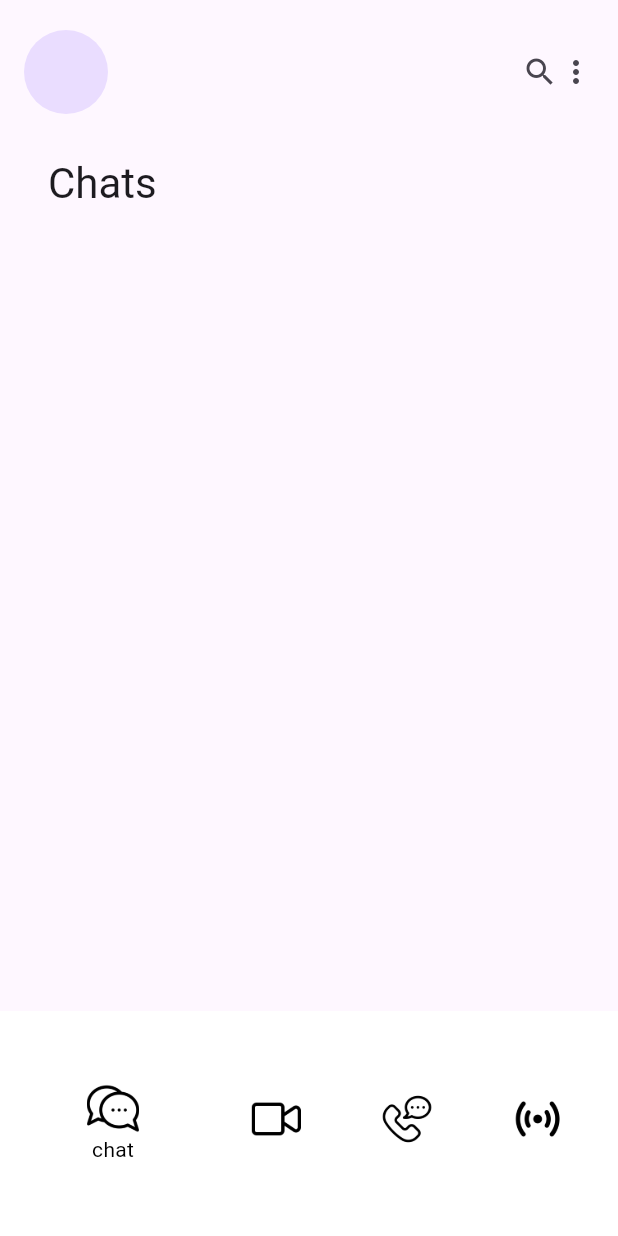
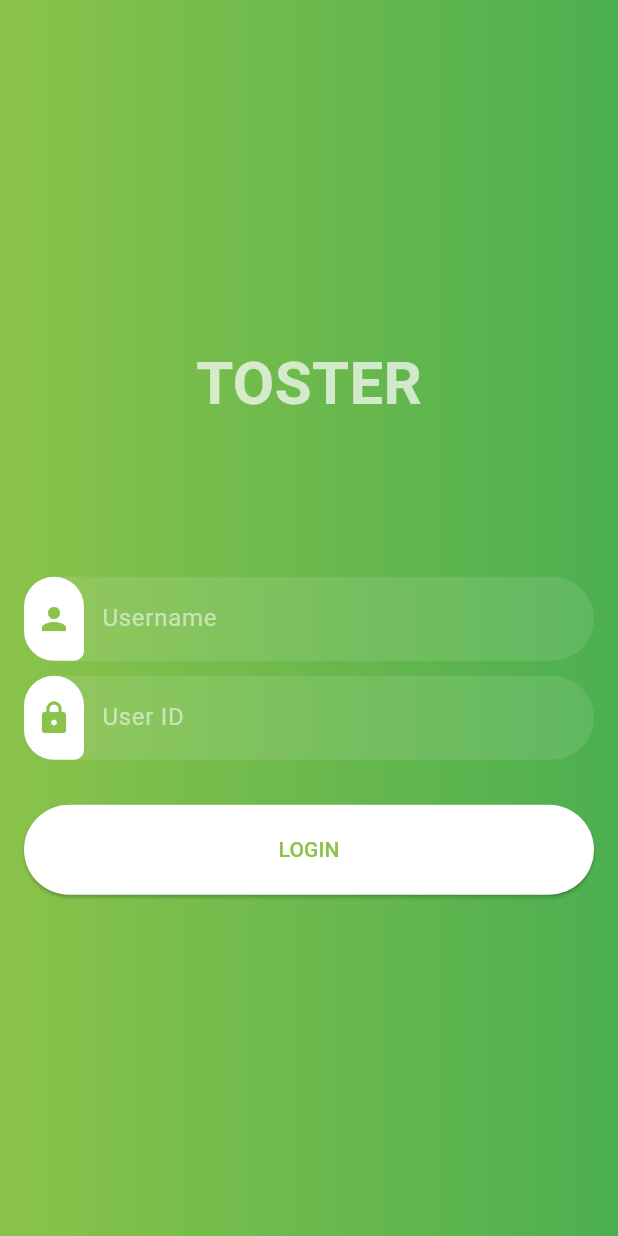
Before and after one commit to Tosin2289/Toster, a Flutter app: the screen it shows after launch, on a phone screen of 412 x 824 dp. Run offline on Flutter 3.47's test engine with Material 2 defaults, Android fonts, the light colour scheme and no system bars; missing offline and left inert: zego_zimkit.

Commit message:
third commit

```diff
--- /dev/null
+++ b/lib/auth/loginpage.dart
@@ -0,0 +1,120 @@
+import 'package:flutter/material.dart';
+import 'package:zego_zimkit/services/services.dart';
+
+import '../pages/homepage.dart';
+
+class LoginPage extends StatefulWidget {
+  const LoginPage({Key? key}) : super(key: key);
+
+  @override
+  State<LoginPage> createState() => _LoginPageState();
+}
+
+class _LoginPageState extends State<LoginPage> {
+  final userID = TextEditingController();
+  final username = TextEditingController();
+  @override
+  Widget build(BuildContext context) {
+    return Scaffold(
+      body: Container(
+        padding: const EdgeInsets.all(16.0),
+        height: double.infinity,
+        decoration: const BoxDecoration(
+            gradient:
+                LinearGradient(colors: [Colors.lightGreen, Colors.green])),
+        child: Column(
+          mainAxisAlignment: MainAxisAlignment.center,
+          children: <Widget>[
+            Text(
+              "TOSTER".toUpperCase(),
+              style: const TextStyle(
+                  color: Colors.white70,
+                  fontSize: 40.0,
+                  fontWeight: FontWeight.bold),
+            ),
+            const SizedBox(height: 100.0),
+            TextField(
+              controller: username,
+              decoration: InputDecoration(
+                contentPadding: const EdgeInsets.all(16.0),
+                prefixIcon: Container(
+                    padding: const EdgeInsets.only(top: 16.0, bottom: 16.0),
+                    margin: const EdgeInsets.only(right: 8.0),
+                    decoration: const BoxDecoration(
+                        color: Colors.white,
+                        borderRadius: BorderRadius.only(
+                            topLeft: Radius.circular(30.0),
+                            bottomLeft: Radius.circular(30.0),
+                            topRight: Radius.circular(30.0),
+                            bottomRight: Radius.circular(10.0))),
+                    child: const Icon(
+                      Icons.person,
+                      color: Colors.lightGreen,
+                    )),
+                hintText: "Username",
+                hintStyle: const TextStyle(color: Colors.white54),
+                border: OutlineInputBorder(
+                    borderRadius: BorderRadius.circular(30.0),
+                    borderSide: BorderSide.none),
+                filled: true,
+                fillColor: Colors.white.withOpacity(0.1),
+              ),
+            ),
+            const SizedBox(height: 10.0),
+            TextField(
+              cursorColor: Colors.white,
+              controller: userID,
+              decoration: InputDecoration(
+                contentPadding: const EdgeInsets.all(16.0),
+                prefixIcon: Container(
+                    padding: const EdgeInsets.only(top: 16.0, bottom: 16.0),
+                    margin: const EdgeInsets.only(right: 8.0),
+                    decoration: const BoxDecoration(
+                        color: Colors.white,
+                        borderRadius: BorderRadius.only(
+                            topLeft: Radius.circular(30.0),
+                            bottomLeft: Radius.circular(30.0),
+                            topRight: Radius.circular(30.0),
+                            bottomRight: Radius.circular(10.0))),
+                    child: const Icon(
+                      Icons.lock,
+                      color: Colors.lightGreen,
+                    )),
+                hintText: "User ID",
+                hintStyle: const TextStyle(color: Colors.white54),
+                border: OutlineInputBorder(
+                    borderRadius: BorderRadius.circular(30.0),
+                    borderSide: BorderSide.none),
+                filled: true,
+                fillColor: Colors.white.withOpacity(0.1),
+              ),
+            ),
+            const SizedBox(height: 30.0),
+            SizedBox(
+              width: double.infinity,
+              child: ElevatedButton(
+                style: ElevatedButton.styleFrom(
+                  backgroundColor: Colors.white,
+                  foregroundColor: Colors.lightGreen,
+                  padding: const EdgeInsets.all(20.0),
+                  shape: RoundedRectangleBorder(
+                      borderRadius: BorderRadius.circular(30.0)),
+                ),
+                child: Text("Login".toUpperCase()),
+                onPressed: () async {
+                  await ZIMKit()
+                      .connectUser(id: userID.text, name: username.text);
+                  Navigator.pushReplacement(context, MaterialPageRoute(
+                    builder: (context) {
+                      return Homepage();
+                    },
+                  ));
+                },
+              ),
+            ),
+          ],
+        ),
+      ),
+    );
+  }
+}
--- a/lib/main.dart
+++ b/lib/main.dart
@@ -1,7 +1,12 @@
 import 'package:flutter/material.dart';
-import 'package:toster/pages/homepage.dart';
+
+import 'package:toster/utils.dart';
+import 'package:zego_zimkit/services/services.dart';
+
+import 'auth/loginpage.dart';
 
 void main() {
+  ZIMKit().init(appID: Utils.id, appSign: Utils.Signin);
   runApp(const MyApp());
 }
 
@@ -13,10 +18,11 @@ class MyApp extends StatelessWidget {
     return MaterialApp(
       debugShowCheckedModeBanner: false,
       title: 'Flutter Demo',
-      theme: ThemeData(useMaterial3: true,
+      theme: ThemeData(
+        useMaterial3: true,
         primarySwatch: Colors.blue,
       ),
-      home: const Homepage(),
+      home: LoginPage(),
     );
   }
 }
```
Also changed, not shown: lib/pages/chatpage.dart (+64 -3 lines).
